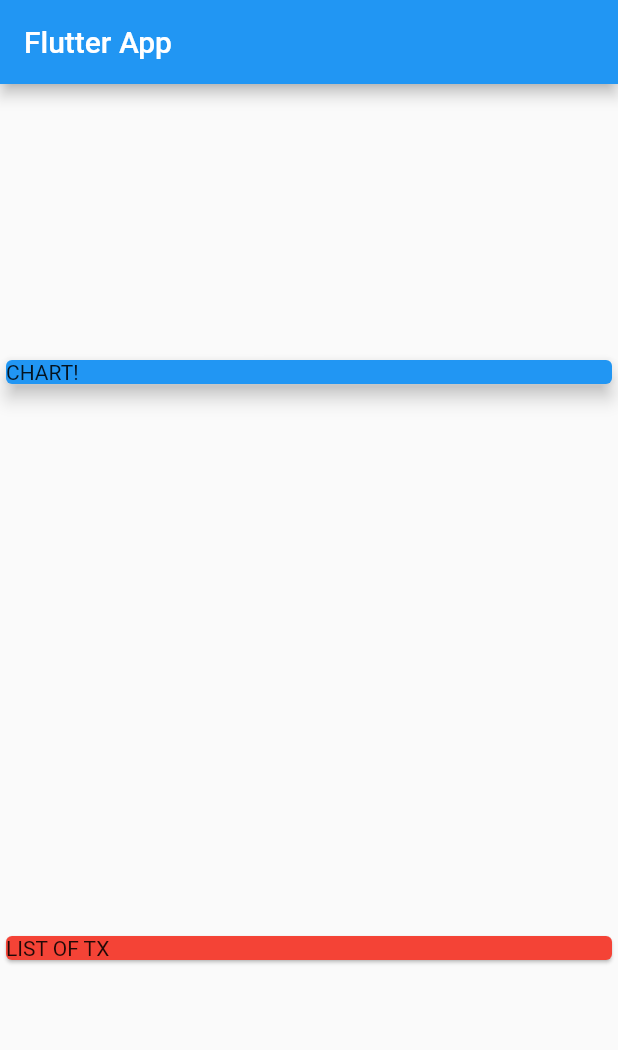
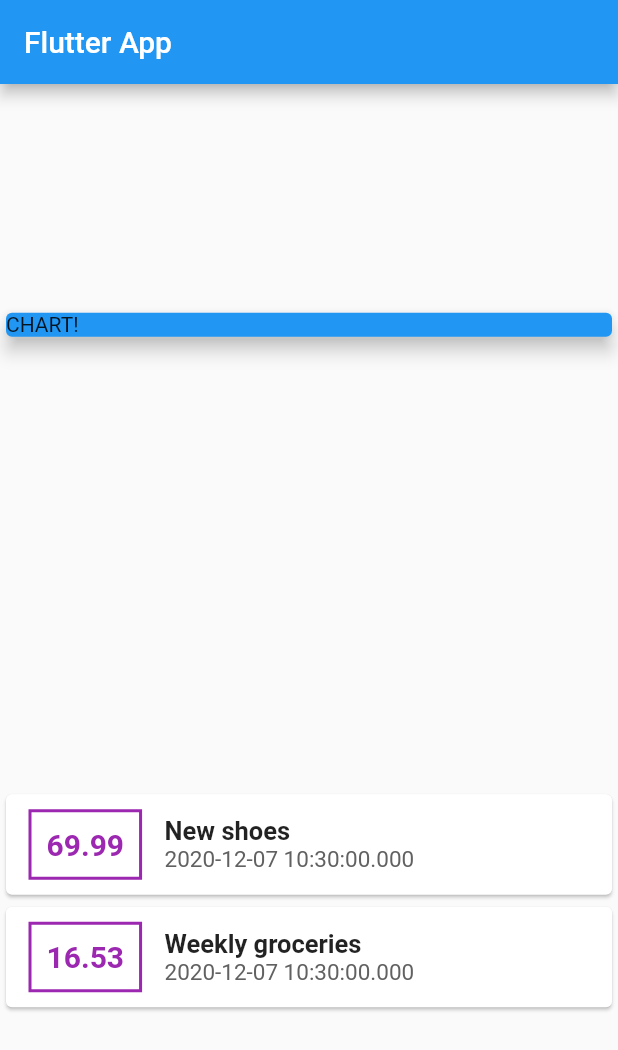
Before and after one commit to filipbart/Personal-Expenses-App-Flutter, a Flutter app: the screen it shows after launch, on a phone screen of 412 x 824 dp. Shown: the top 1050 px of the screen. Run offline on Flutter 3.47's test engine with Material 2 defaults, Android fonts, the phone set to English and light mode, and no system bars.

```diff
--- a/lib/main.dart
+++ b/lib/main.dart
@@ -1,4 +1,5 @@
 import 'package:flutter/material.dart';
+import 'transaction.dart';
 
 void main() => runApp(MyApp());
 
@@ -13,6 +14,16 @@ class MyApp extends StatelessWidget {
 }
 
 class HomePage extends StatelessWidget {
+  final List<Transaction> transactions = [
+    Transaction(
+        id: 't1', title: 'New shoes', amount: 69.99, date: DateTime.now()),
+    Transaction(
+        id: 't2',
+        title: 'Weekly groceries',
+        amount: 16.53,
+        date: DateTime.now())
+  ];
+
   @override
   Widget build(BuildContext context) {
     return Scaffold(
@@ -31,9 +42,56 @@ class HomePage extends StatelessWidget {
               elevation: 5,
             ),
           ),
-          Card(
-            color: Colors.red,
-            child: Text('LIST OF TX'),
+          Column(
+            children: transactions.map((tx) {
+              return Card(
+                child: Row(
+                  children: [
+                    Container(
+                      margin: EdgeInsets.symmetric(
+                        vertical: 10,
+                        horizontal: 15,
+                      ),
+                      decoration: BoxDecoration(
+                        border: Border.all(
+                          color: Colors.purple,
+                          width: 2,
+                        ),
+                      ),
+                      padding: EdgeInsets.all(10),
+                      child: Text(
+                        tx.amount.toString(),
+                        style: TextStyle(
+                          fontWeight: FontWeight.bold,
+                          fontSize: 20,
+                          color: Colors.purple,
+                        ),
+                      ),
+                    ),
+                    Column(
+                      crossAxisAlignment: CrossAxisAlignment.start,
+                      children: [
+                        Text(
+                          tx.title,
+                          textAlign: TextAlign.left,
+                          style: TextStyle(
+                            fontWeight: FontWeight.bold,
+                            fontSize: 17,
+                          ),
+                        ),
+                        Text(
+                          tx.date.toString(),
+                          style: TextStyle(
+                            fontSize: 15,
+                            color: Colors.grey[700],
+                          ),
+                        ),
+                      ],
+                    )
+                  ],
+                ),
+              );
+            }).toList(),
           ),
         ],
       ),
--- /dev/null
+++ b/lib/transaction.dart
@@ -0,0 +1,15 @@
+import 'package:flutter/foundation.dart';
+
+class Transaction {
+  final String id;
+  final String title;
+  final double amount;
+  final DateTime date;
+
+  Transaction({
+    @required this.id,
+    @required this.title,
+    @required this.amount,
+    @required this.date,
+  });
+}
```
Also changed, not shown: lib/Trsansaction.dart (deleted).
